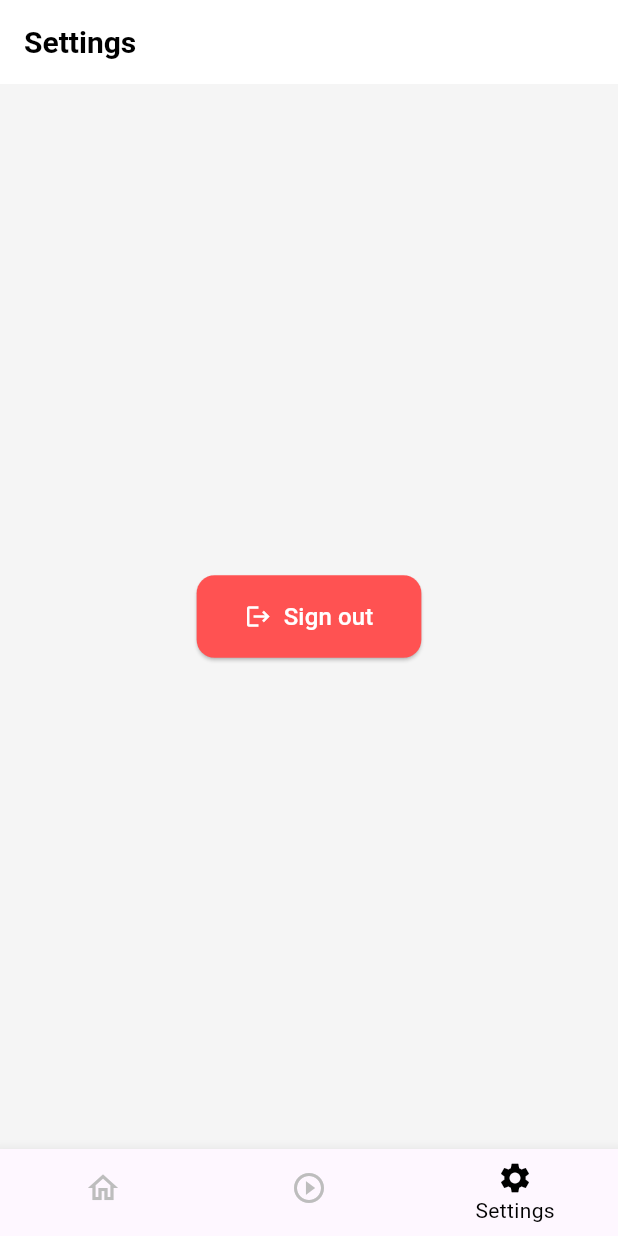
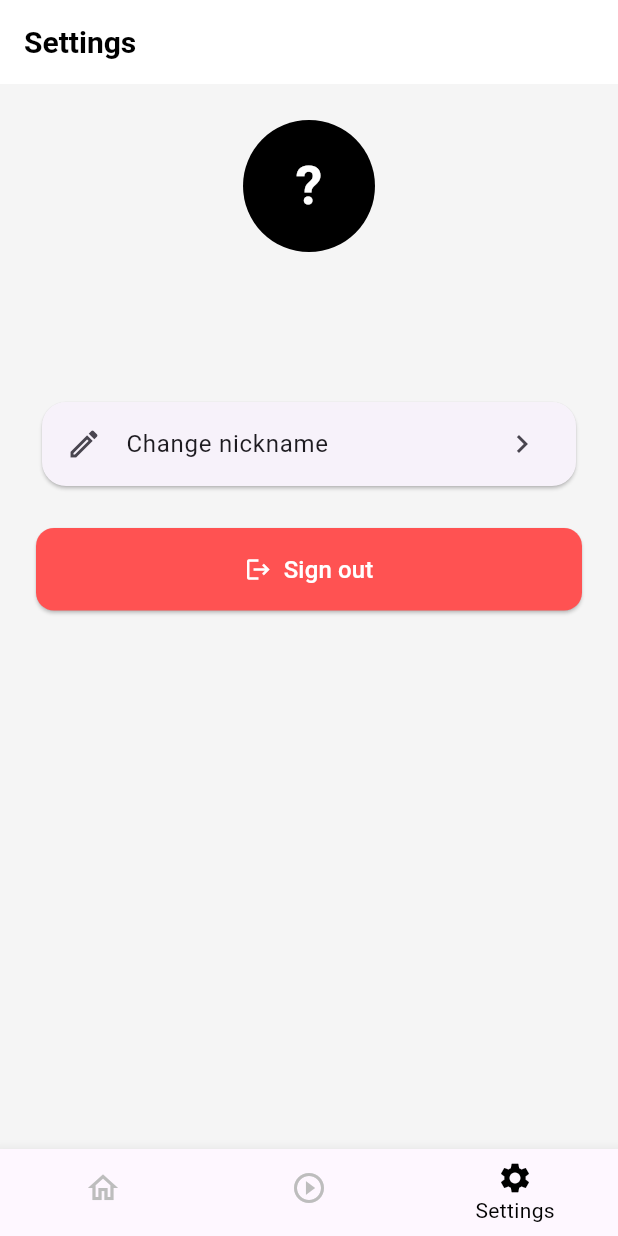
Before and after one commit to TenHenry/Quizez, a Flutter app: the screen it shows once a user with an empty profile is signed in, item 3 of the bottom bar chosen, on a phone screen of 412 x 824 dp. Run offline on Flutter 3.47's test engine with Material 3 defaults, Android fonts, the phone set to English and light mode, and no system bars; our stand-ins replace connectivity_plus, equatable, flutter_bloc, isar, supabase_flutter; accounts and stored records are empty; generated files the repository leaves out were written again.

Commit message:
[FE] Profile
- Added profile screen with avatar, nickname and e-mail
- Added nickname change with uniqueness check

```diff
--- a/lib/presentation/settings/settings_screen.dart
+++ b/lib/presentation/settings/settings_screen.dart
@@ -1,33 +1,117 @@
 import 'package:flutter/material.dart';
 import 'package:flutter_bloc/flutter_bloc.dart';
+import '../../core/validators.dart';
+import '../../data/services/profile_service.dart';
 import '../../logic/auth/auth_bloc.dart';
 import '../../logic/auth/auth_event.dart';
 
-class SettingsScreen extends StatelessWidget {
+/// Profile (avatar, nickname, e-mail) and sign out.
+class SettingsScreen extends StatefulWidget {
   const SettingsScreen({super.key});
 
   @override
+  State<SettingsScreen> createState() => _SettingsScreenState();
+}
+
+class _SettingsScreenState extends State<SettingsScreen> {
+  final _profile = ProfileService();
+
+  Future<void> _editNickname() async {
+    final controller = TextEditingController(text: _profile.nickname);
+    String? error;
+
+    final newNickname = await showDialog<String>(
+      context: context,
+      builder: (dialogContext) => StatefulBuilder(
+        builder: (context, setDialogState) => AlertDialog(
+          title: const Text('Change nickname', style: TextStyle(fontWeight: FontWeight.bold)),
+          content: TextField(
+            controller: controller,
+            autofocus: true,
+            decoration: InputDecoration(hintText: 'nickname', errorText: error),
+          ),
+          actions: [
+            TextButton(
+              onPressed: () => Navigator.pop(dialogContext),
+              child: const Text('Cancel', style: TextStyle(color: Colors.grey)),
+            ),
+            ElevatedButton(
+              onPressed: () {
+                final validation = Validators.nickname(controller.text);
+                if (validation != null) {
+                  setDialogState(() => error = validation);
+                } else {
+                  Navigator.pop(dialogContext, controller.text.trim());
+                }
+              },
+              child: const Text('Save'),
+            ),
+          ],
+        ),
+      ),
+    );
+    controller.dispose();
+
+    if (newNickname == null || newNickname == _profile.nickname || !mounted) return;
+
+    final messenger = ScaffoldMessenger.of(context);
+    try {
+      final saved = await _profile.updateNickname(newNickname);
+      if (!mounted) return;
+      if (saved) {
+        setState(() {});
+      }
+      messenger.showSnackBar(SnackBar(
+        content: Text(saved ? 'Nickname updated.' : 'This nickname is already taken.'),
+        backgroundColor: saved ? Colors.green : Colors.red,
+      ));
+    } catch (_) {
+      messenger.showSnackBar(const SnackBar(
+        content: Text('Could not update the nickname. Check your connection.'),
+        backgroundColor: Colors.red,
+      ));
+    }
+  }
+
+  @override
   Widget build(BuildContext context) {
+    final nickname = _profile.nickname;
+    final initial = nickname.isEmpty ? '?' : nickname[0].toUpperCase();
+
     return Scaffold(
-      backgroundColor: Colors.grey[100],
-      appBar: AppBar(
-        title: const Text('Settings', style: TextStyle(color: Colors.black)),
-        backgroundColor: Colors.white,
-        elevation: 0,
-      ),
-      body: Center(
-        child: ElevatedButton.icon(
-          onPressed: () {
-            context.read<AuthBloc>().add(LogoutRequested());
-          },
-          icon: const Icon(Icons.logout, color: Colors.white),
-          label: const Text('Sign out', style: TextStyle(color: Colors.white, fontSize: 16)),
-          style: ElevatedButton.styleFrom(
-            backgroundColor: Colors.redAccent,
-            padding: const EdgeInsets.symmetric(horizontal: 32, vertical: 16),
-            shape: RoundedRectangleBorder(borderRadius: BorderRadius.circular(12)),
+      appBar: AppBar(title: const Text('Settings')),
+      body: ListView(
+        padding: const EdgeInsets.all(24),
+        children: [
+          Center(
+            child: CircleAvatar(
+              radius: 44,
+              backgroundColor: Colors.black,
+              child: Text(initial, style: const TextStyle(fontSize: 36, color: Colors.white, fontWeight: FontWeight.bold)),
+            ),
           ),
-        ),
+          const SizedBox(height: 16),
+          Center(child: Text(nickname, style: const TextStyle(fontSize: 22, fontWeight: FontWeight.bold))),
+          const SizedBox(height: 4),
+          Center(child: Text(_profile.email, style: const TextStyle(color: Colors.grey))),
+          const SizedBox(height: 24),
+          Card(
+            shape: RoundedRectangleBorder(borderRadius: BorderRadius.circular(16)),
+            child: ListTile(
+              leading: const Icon(Icons.edit_outlined),
+              title: const Text('Change nickname'),
+              trailing: const Icon(Icons.chevron_right),
+              onTap: _editNickname,
+            ),
+          ),
+          const SizedBox(height: 24),
+          ElevatedButton.icon(
+            onPressed: () => context.read<AuthBloc>().add(LogoutRequested()),
+            icon: const Icon(Icons.logout),
+            label: const Text('Sign out', style: TextStyle(fontSize: 16)),
+            style: ElevatedButton.styleFrom(backgroundColor: Colors.redAccent),
+          ),
+        ],
       ),
     );
   }
```
